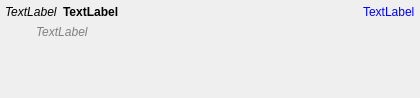
Above: Koo/ui/searchviewitem.ui from xrg/openerp-client-kde before the change. Below: the same form after it.
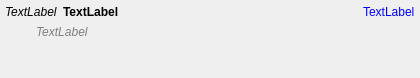
That is the form after the change.

Commit message: Set scrollbars correctly in Full Text Search dialog.

```diff
--- a/Koo/ui/searchviewitem.ui
+++ b/Koo/ui/searchviewitem.ui
@@ -6,11 +6,11 @@
     <x>0</x>
     <y>0</y>
     <width>420</width>
-    <height>98</height>
+    <height>78</height>
    </rect>
   </property>
   <property name="sizePolicy" >
-   <sizepolicy vsizetype="Fixed" hsizetype="Preferred" >
+   <sizepolicy vsizetype="Preferred" hsizetype="Preferred" >
     <horstretch>0</horstretch>
     <verstretch>0</verstretch>
    </sizepolicy>
@@ -31,7 +31,7 @@
    <item>
     <widget class="QFrame" name="item" >
      <property name="sizePolicy" >
-      <sizepolicy vsizetype="Minimum" hsizetype="Preferred" >
+      <sizepolicy vsizetype="Preferred" hsizetype="Preferred" >
        <horstretch>0</horstretch>
        <verstretch>0</verstretch>
       </sizepolicy>
@@ -138,7 +138,7 @@
         <item>
          <widget class="QLabel" name="uiHeadline" >
           <property name="sizePolicy" >
-           <sizepolicy vsizetype="Minimum" hsizetype="Expanding" >
+           <sizepolicy vsizetype="Preferred" hsizetype="Expanding" >
             <horstretch>0</horstretch>
             <verstretch>0</verstretch>
            </sizepolicy>
```
Left out of the diff: 8 changed lines with no effect on the pictures. The commit also changes 1 other file.
